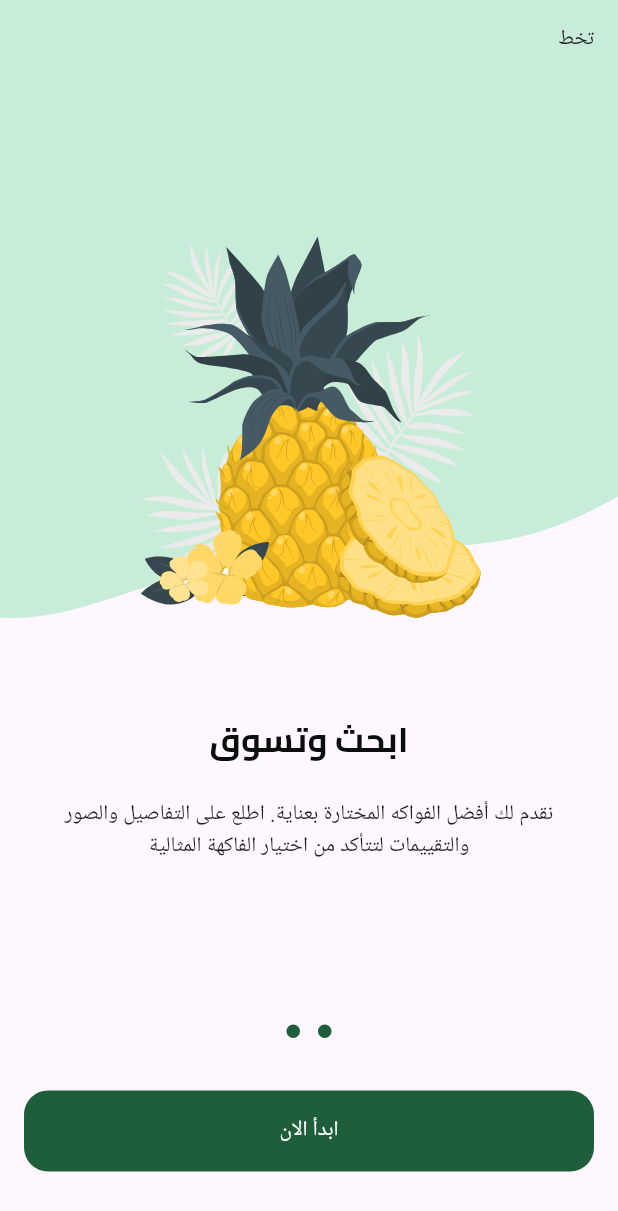
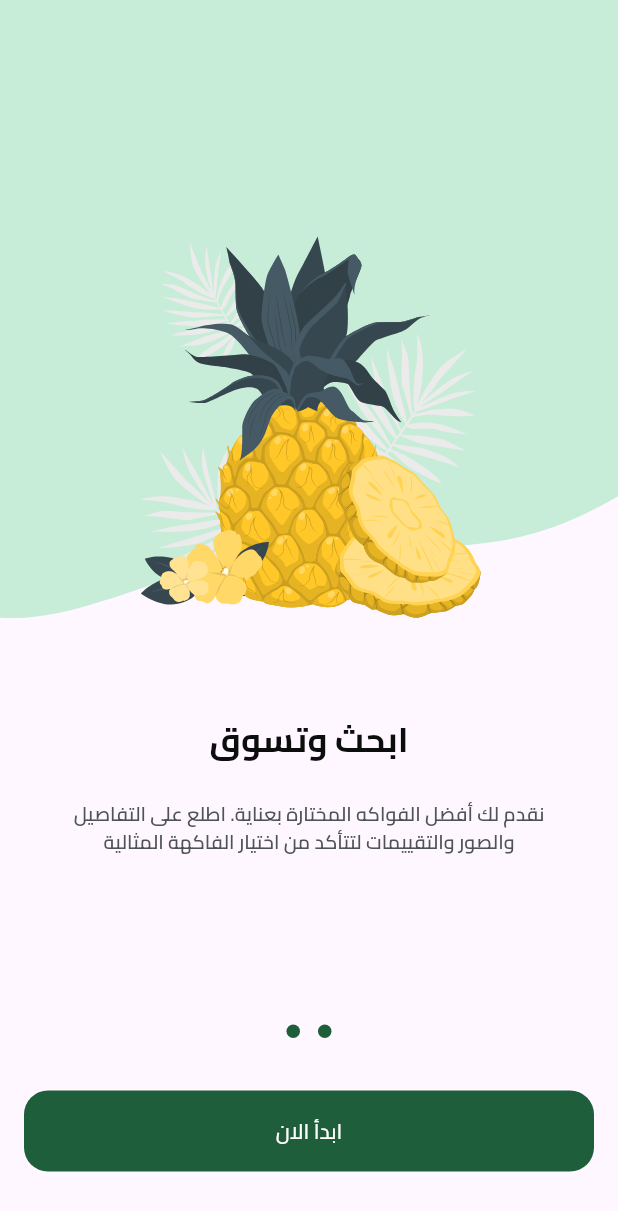
Before and after one commit to mora11111/fruit_app, a Flutter app: the screen it shows after launch, swiped to page 2, on a phone screen of 412 x 824 dp. Shown: the top 1211 px of the screen. Run offline on Flutter 3.47's test engine with Material 3 defaults, Android fonts, the phone set to English and light mode, and no system bars; drawn by our look-alikes of dots_indicator; our stand-ins replace flutter_svg.

Commit message:
edit text style

```diff
--- a/lib/core/utils/app_color.dart
+++ b/lib/core/utils/app_color.dart
@@ -2,4 +2,6 @@ import 'package:flutter/material.dart';
 
 abstract class AppColors {
   static const Color primaryColor = Color(0xff1F5E3B);
+  static const Color secondaryColor = Color(0xffF4A91F);
+
 }
--- /dev/null
+++ b/lib/core/utils/app_text_styles.dart
@@ -0,0 +1,60 @@
+import 'package:flutter/material.dart';
+
+abstract class TextStyles {
+  static const TextStyle bold13 = TextStyle(
+    fontWeight: FontWeight.bold,
+    fontSize: 13,
+  );
+  static const TextStyle bold23 = TextStyle(
+    fontWeight: FontWeight.bold,
+    fontSize: 23,
+  );
+  static const TextStyle semiBold13 = TextStyle(
+    fontWeight: FontWeight.w600,
+    fontSize: 13,
+  );
+  static const TextStyle regular13 = TextStyle(
+    fontWeight: FontWeight.normal,
+    fontSize: 13,
+  );
+  static const TextStyle bold16 = TextStyle(
+    fontWeight: FontWeight.bold,
+    fontSize: 16,
+  );
+  static const TextStyle bold19 = TextStyle(
+    fontWeight: FontWeight.bold,
+    fontSize: 19,
+  );
+  static const TextStyle semiBold16 = TextStyle(
+    fontWeight: FontWeight.w600,
+    fontSize: 16,
+  );
+  static const TextStyle bold28 = TextStyle(
+    fontWeight: FontWeight.bold,
+    fontSize: 28,
+  );
+  static const TextStyle regular22 = TextStyle(
+    fontWeight: FontWeight.normal,
+    fontSize: 22,
+  );
+  static const TextStyle semiBold11 = TextStyle(
+    fontWeight: FontWeight.w600,
+    fontSize: 11,
+  );
+  static const TextStyle medium15 = TextStyle(
+    fontWeight: FontWeight.w500,
+    fontSize: 15,
+  );
+  static const TextStyle regular26 = TextStyle(
+    fontWeight: FontWeight.normal,
+    fontSize: 26,
+  );
+  static const TextStyle regular16 = TextStyle(
+    fontWeight: FontWeight.normal,
+    fontSize: 16,
+  );
+  static const TextStyle regular11 = TextStyle(
+    fontWeight: FontWeight.normal,
+    fontSize: 11,
+  );
+}
--- a/lib/features/on_boarding/presentation/views/widgets/on_boarding_page_view.dart
+++ b/lib/features/on_boarding/presentation/views/widgets/on_boarding_page_view.dart
@@ -1,5 +1,7 @@
 import 'package:flutter/material.dart';
+import 'package:fruit_app/core/utils/app_color.dart';
 import 'package:fruit_app/core/utils/app_images.dart';
+import 'package:fruit_app/core/utils/app_text_styles.dart';
 import 'package:fruit_app/features/on_boarding/presentation/views/widgets/page_view_item.dart';
 
 class OnBoardingPageView extends StatelessWidget {
@@ -13,22 +15,37 @@ class OnBoardingPageView extends StatelessWidget {
       controller: pageController,
       children: [
         PageViewItem(
-          isVisible: (pageController.hasClients ? pageController.page!.round() : 0) == 0,
+          isVisible:
+              (pageController.hasClients ? pageController.page!.round() : 0) ==
+                  0,
           image: Assets.imagesPageViewItem1Image,
           backgroundImage: Assets.imagesPageViewItem1BackgroundImage,
           subtitle:
               'اكتشف تجربة تسوق فريدة مع FruitHUB. استكشف مجموعتنا الواسعة من الفواكه الطازجة الممتازة واحصل على أفضل العروض والجودة العالية.',
-          title: const Row(
+          title: Row(
             mainAxisAlignment: MainAxisAlignment.center,
             children: [
-              Text('مرحبا بك في '),
-              Text('Fruit'),
-              Text('HUB'),
+              const Text(
+                'مرحبا بك في ',
+                style: TextStyles.bold23,
+              ),
+              Text(
+                'HUB',
+                style:
+                    TextStyles.bold23.copyWith(color: AppColors.secondaryColor),
+              ),
+              Text(
+                'Fruit',
+                style:
+                    TextStyles.bold23.copyWith(color: AppColors.primaryColor),
+              ),
             ],
           ),
         ),
         PageViewItem(
-          isVisible: (pageController.hasClients ? pageController.page!.round() : 0) != 0,
+          isVisible:
+              (pageController.hasClients ? pageController.page!.round() : 0) ==
+                  0,
           image: Assets.imagesPageViewItem2Image,
           backgroundImage: Assets.imagesPageViewItem2BackgroundImage,
           subtitle:
--- a/lib/features/on_boarding/presentation/views/widgets/page_view_item.dart
+++ b/lib/features/on_boarding/presentation/views/widgets/page_view_item.dart
@@ -2,6 +2,7 @@ import 'package:flutter/cupertino.dart';
 import 'package:flutter/material.dart';
 import 'package:flutter/widgets.dart';
 import 'package:flutter_svg/flutter_svg.dart';
+import 'package:fruit_app/core/utils/app_text_styles.dart';
 
 class PageViewItem extends StatelessWidget {
   const PageViewItem({super.key,
@@ -45,7 +46,8 @@ class PageViewItem extends StatelessWidget {
                   visible: isVisible,
                   child: Padding(
                     padding: EdgeInsets.all(16),
-                    child: Text('تخط'),
+                    child: Text('تخط',
+                    style: TextStyles.regular13.copyWith(color: const Color(0xFF949D9E)),),
                   ),
                 ),
               ],
@@ -59,10 +61,11 @@ class PageViewItem extends StatelessWidget {
             height: 24,
           ),
           Padding(
-            padding: const EdgeInsets.symmetric(horizontal: 16),
+            padding: const EdgeInsets.symmetric(horizontal: 37),
             child: Text(
               subtitle,
               textAlign: TextAlign.center,
+              style: TextStyles.semiBold13.copyWith(color: const Color(0xFF4E5456)),
             ),
           ),
         ],
--- a/lib/main.dart
+++ b/lib/main.dart
@@ -15,6 +15,9 @@ class MyApp extends StatelessWidget {
   @override
   Widget build(BuildContext context) {
     return MaterialApp(
+      theme: ThemeData(
+        fontFamily: 'Cairo'
+      ),
       localizationsDelegates: const [
         S.delegate,
         GlobalMaterialLocalizations.delegate,
```
